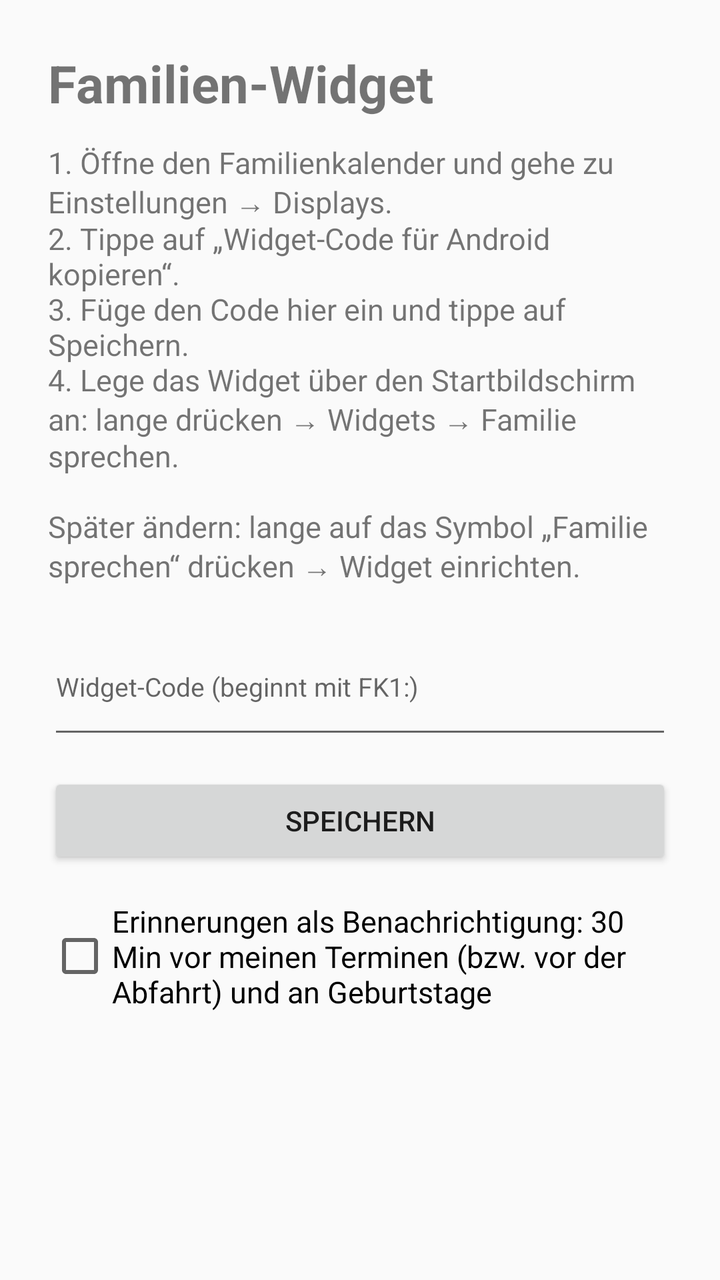
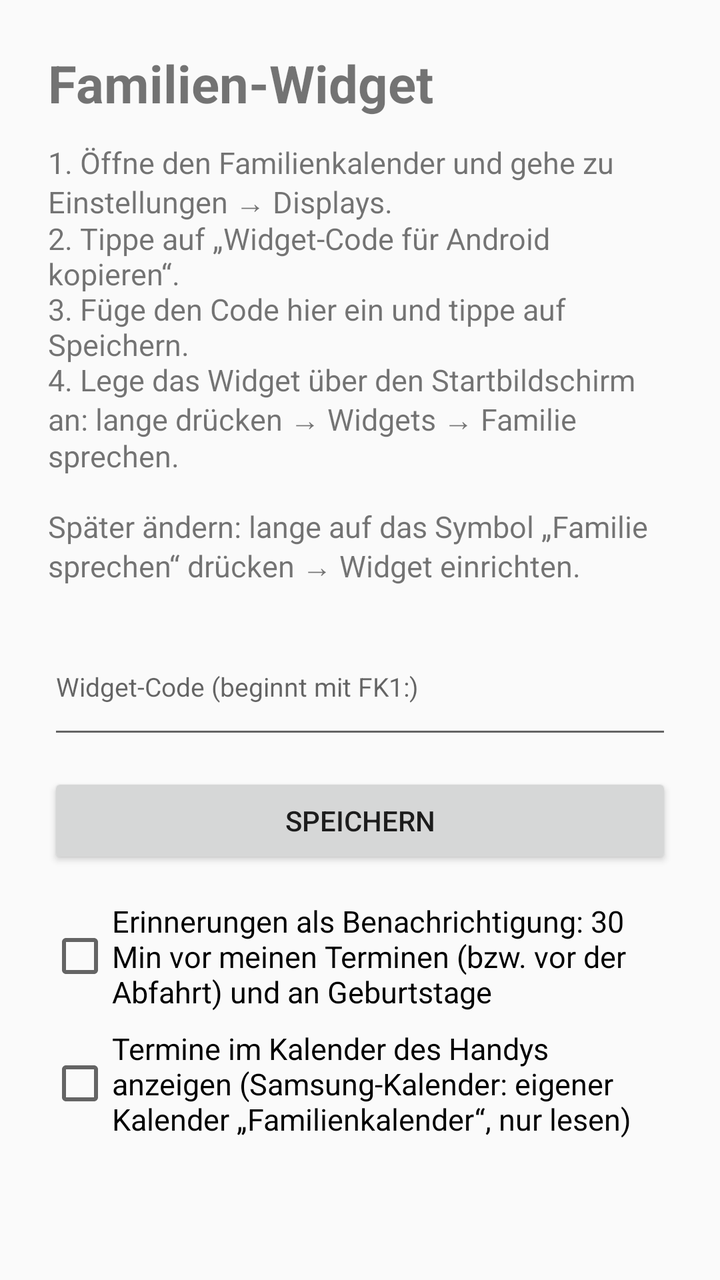

An Android layout rendered at two revisions. The XML below is the earlier revision; the diff shows what the commit changed to produce the second picture.
<!-- AndroidManifest.xml: application theme AppTheme -->
<!-- res/layout/setup.xml -->
<?xml version="1.0" encoding="utf-8"?>
<ScrollView xmlns:android="http://schemas.android.com/apk/res/android"
    android:layout_width="match_parent"
    android:layout_height="match_parent"
    android:fitsSystemWindows="true">

    <LinearLayout
        android:layout_width="match_parent"
        android:layout_height="wrap_content"
        android:orientation="vertical"
        android:padding="24dp">

        <TextView
            android:layout_width="wrap_content"
            android:layout_height="wrap_content"
            android:text="Familien-Widget"
            android:textSize="26sp"
            android:textStyle="bold" />

        <TextView
            android:layout_width="match_parent"
            android:layout_height="wrap_content"
            android:layout_marginTop="12dp"
            android:text="1. Öffne den Familienkalender und gehe zu Einstellungen → Displays.\n2. Tippe auf „Widget-Code für Android kopieren“.\n3. Füge den Code hier ein und tippe auf Speichern.\n4. Lege das Widget über den Startbildschirm an: lange drücken → Widgets → Familie sprechen.\n\nSpäter ändern: lange auf das Symbol „Familie sprechen“ drücken → Widget einrichten."
            android:textSize="15sp" />

        <EditText
            android:id="@+id/code"
            android:layout_width="match_parent"
            android:layout_height="wrap_content"
            android:layout_marginTop="16dp"
            android:hint="Widget-Code (beginnt mit FK1:)"
            android:inputType="textNoSuggestions|textMultiLine"
            android:minLines="3"
            android:textSize="13sp" />

        <Button
            android:id="@+id/save"
            android:layout_width="match_parent"
            android:layout_height="wrap_content"
            android:layout_marginTop="12dp"
            android:text="Speichern" />

        <CheckBox
            android:id="@+id/remind"
            android:layout_width="match_parent"
            android:layout_height="wrap_content"
            android:layout_marginTop="16dp"
            android:text="Erinnerungen als Benachrichtigung: 30 Min vor meinen Terminen (bzw. vor der Abfahrt) und an Geburtstage"
            android:textSize="15sp" />

        <TextView
            android:id="@+id/status"
            android:layout_width="match_parent"
            android:layout_height="wrap_content"
            android:layout_marginTop="12dp"
            android:textSize="15sp" />
    </LinearLayout>
</ScrollView>
<!-- resources referenced by this layout -->
<resources>
  <style name="AppTheme" parent="android:Theme.Material.Light.NoActionBar">
          <item name="android:colorAccent">@color/accent</item>
      </style>
  <color name="accent">#1D8657</color>
</resources>

<!-- the commit's change to res/layout/setup.xml (unified diff, before → after) -->
@@ -49,6 +49,14 @@
             android:text="Erinnerungen als Benachrichtigung: 30 Min vor meinen Terminen (bzw. vor der Abfahrt) und an Geburtstage"
             android:textSize="15sp" />
 
+        <CheckBox
+            android:id="@+id/calsync"
+            android:layout_width="match_parent"
+            android:layout_height="wrap_content"
+            android:layout_marginTop="8dp"
+            android:text="Termine im Kalender des Handys anzeigen (Samsung-Kalender: eigener Kalender „Familienkalender“, nur lesen)"
+            android:textSize="15sp" />
+
         <TextView
             android:id="@+id/status"
             android:layout_width="match_parent"
